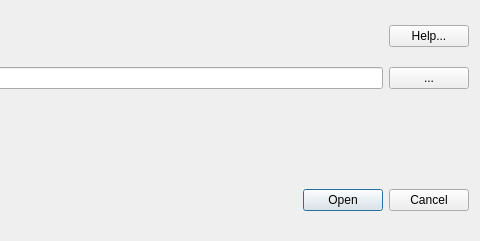
Qt form ImaerReader/imaer_reader_dialog_base.ui (opengeogroep/AERIUS-QGIS-plugins) before a commit; both pictures show x 290 to 770 and y 0 to 241 of the 770 by 241 pixel window.
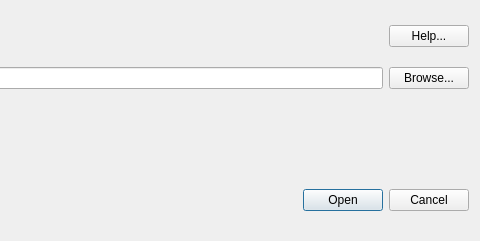
The same form after that commit. Icons and pictures are not drawn.

Patch:
```diff
--- a/ImaerReader/imaer_reader_dialog_base.ui
+++ b/ImaerReader/imaer_reader_dialog_base.ui
@@ -31,7 +31,7 @@
    <item row="1" column="2">
     <widget class="QPushButton" name="fileBrowseButton">
      <property name="text">
-      <string>...</string>
+      <string>Browse...</string>
      </property>
     </widget>
    </item>
```
Left out of the diff: 5 changed lines with no effect on the pictures.
